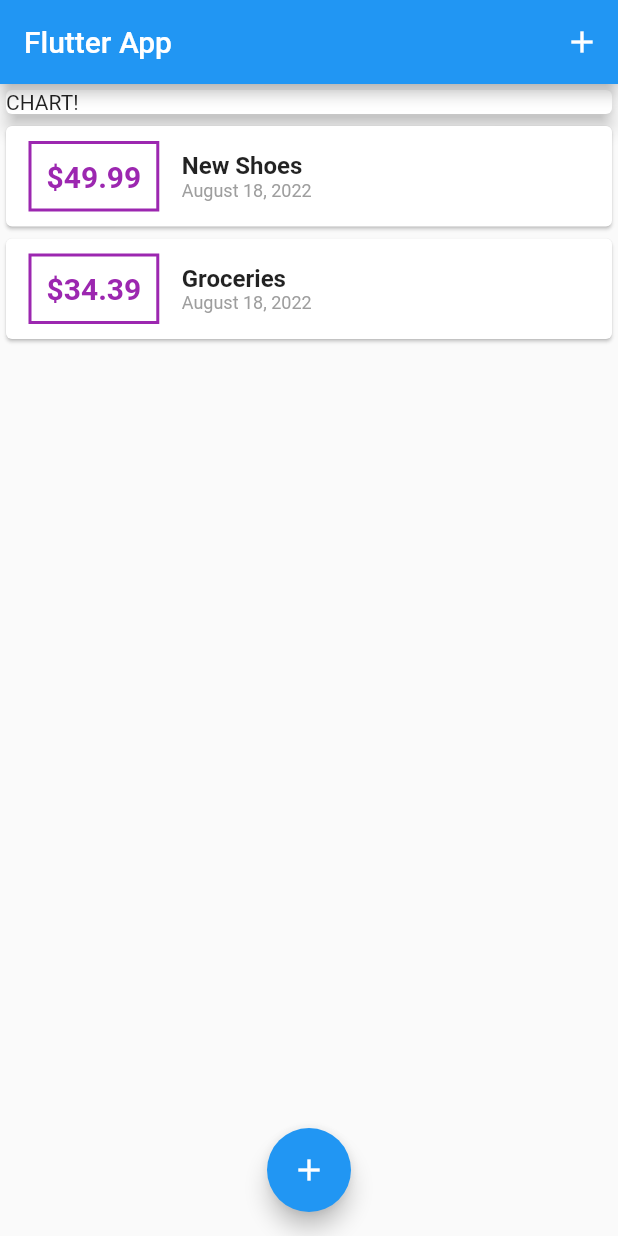
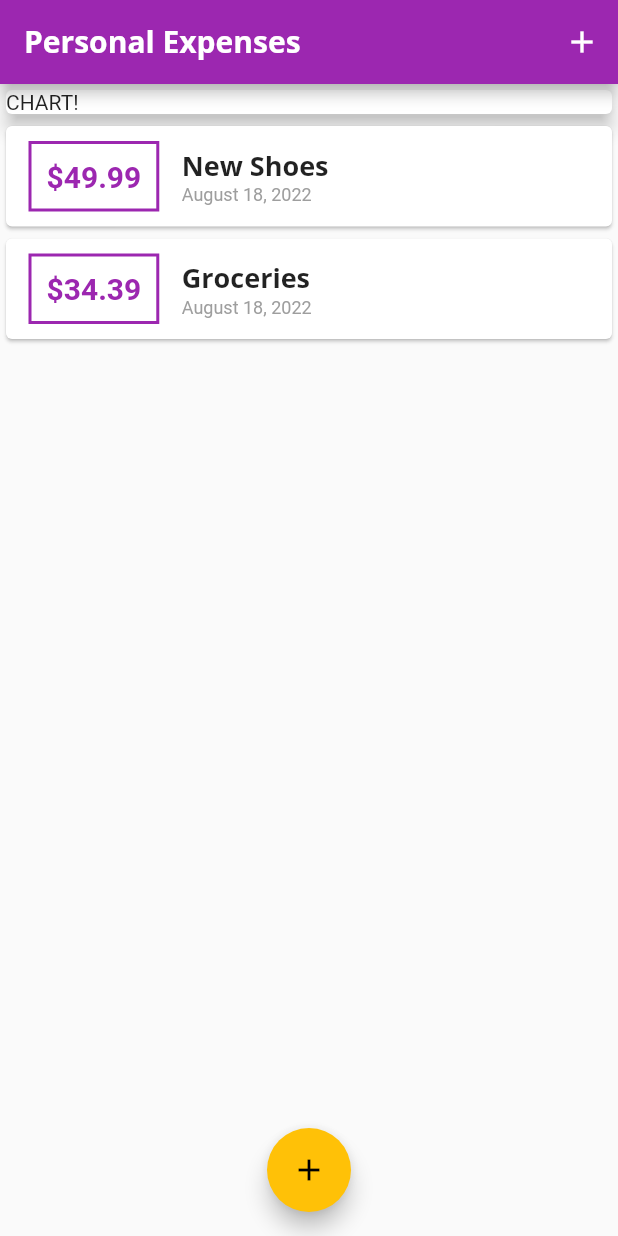
Before and after one commit to SheriffSoco/second_app, a Flutter app: the screen it shows after launch, on a phone screen of 412 x 824 dp. Run offline on Flutter 3.47's test engine with Material 2 defaults, Android fonts, the phone set to English and light mode, and no system bars.

Commit message:
Add theming

```diff
--- a/lib/main.dart
+++ b/lib/main.dart
@@ -13,7 +13,26 @@ class MyApp extends StatelessWidget {
   @override
   Widget build(BuildContext context) {
     return MaterialApp(
-      title: 'Flutter Demo',
+      title: 'Personal Expenses',
+      theme: ThemeData(
+        primarySwatch: Colors.purple,
+        accentColor: Colors.amber,
+        fontFamily: 'Quicksand',
+        textTheme: ThemeData.light().textTheme.copyWith(
+              headline6: TextStyle(
+                fontFamily: 'OpenSans',
+                fontWeight: FontWeight.bold,
+                fontSize: 18,
+              ),
+            ),
+        appBarTheme: AppBarTheme(
+          titleTextStyle: TextStyle(
+            fontFamily: 'OpenSans',
+            fontSize: 20,
+            fontWeight: FontWeight.bold,
+          ),
+        ),
+      ),
       home: MyHomePage(),
     );
   }
@@ -66,7 +85,7 @@ class _MyHomePageState extends State<MyHomePage> {
   Widget build(BuildContext context) {
     return Scaffold(
       appBar: AppBar(
-        title: Text('Flutter App'),
+        title: Text('Personal Expenses'),
         actions: [
           IconButton(
             icon: Icon(Icons.add),
--- a/lib/widgets/transaction_list.dart
+++ b/lib/widgets/transaction_list.dart
@@ -24,7 +24,7 @@ class TransactionList extends StatelessWidget {
                   ),
                   decoration: BoxDecoration(
                     border: Border.all(
-                      color: Colors.purple,
+                      color: Theme.of(context).primaryColor,
                       width: 2,
                     ),
                   ),
@@ -33,7 +33,7 @@ class TransactionList extends StatelessWidget {
                     '\$${_userTransactions[index].amount.toStringAsFixed(2)}',
                     style: TextStyle(
                       fontWeight: FontWeight.bold,
-                      color: Colors.purple,
+                      color: Theme.of(context).primaryColor,
                       fontSize: 20,
                     ),
                   ),
@@ -43,10 +43,7 @@ class TransactionList extends StatelessWidget {
                   children: [
                     Text(
                       _userTransactions[index].title,
-                      style: TextStyle(
-                        fontWeight: FontWeight.bold,
-                        fontSize: 16,
-                      ),
+                      style: Theme.of(context).textTheme.headline6,
                     ),
                     Text(
                       DateFormat.yMMMMd().format(_userTransactions[index].date),
```
Also changed, not shown: pubspec.yaml (+11 -11 lines), assets/fonts/OpenSans-Bold.ttf (added), assets/fonts/OpenSans-Regular.ttf (added), assets/fonts/Quicksand-Bold.ttf (added), assets/fonts/Quicksand-Light.ttf (added), assets/fonts/Quicksand-Medium.ttf (added), assets/fonts/Quicksand-Regular.ttf (added).
